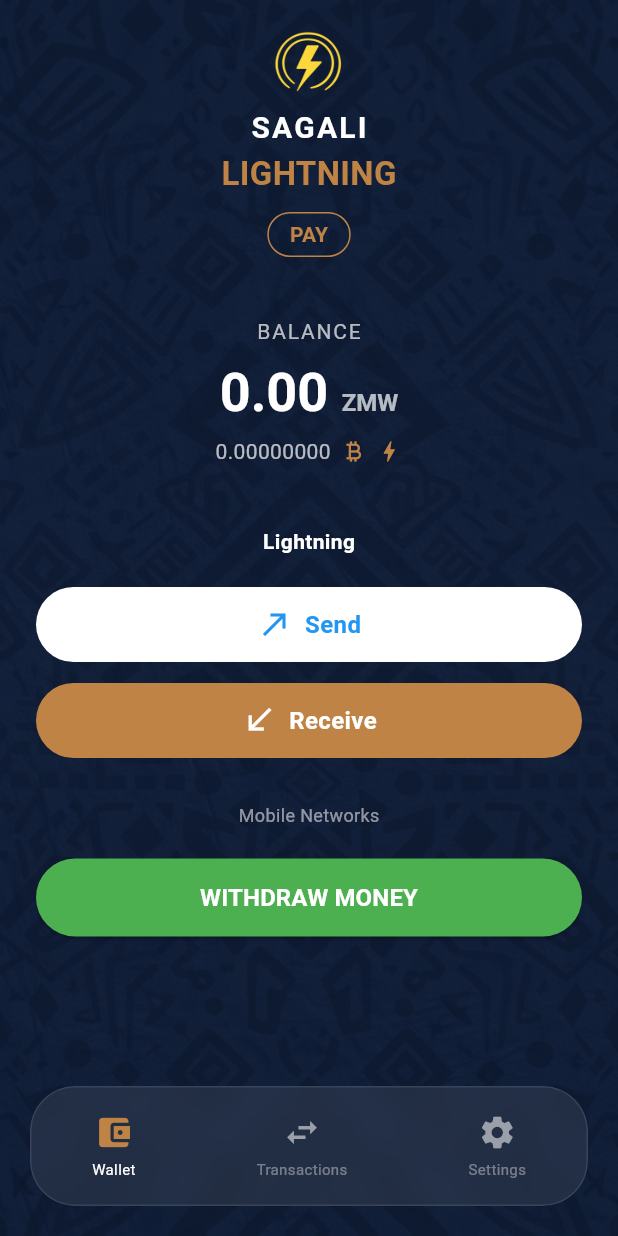
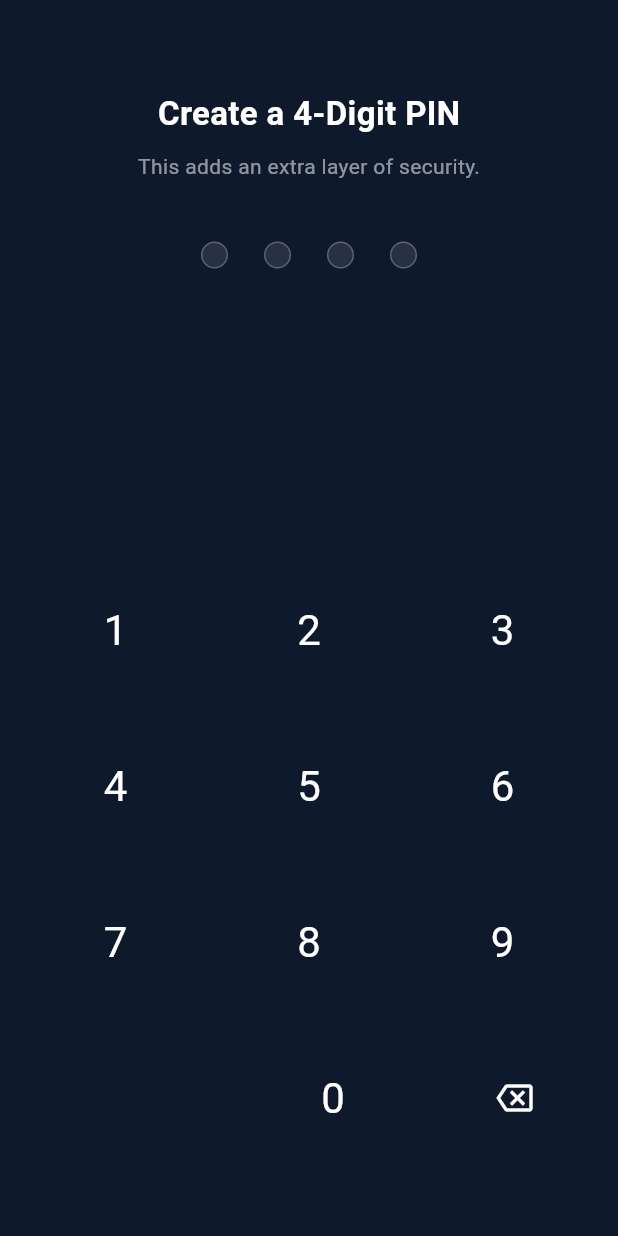
Before and after one commit to dolbenx/sagali_light, a Flutter app: the VerifyMnemonicScreen screen opened directly with empty values, after a tap on "FINISH SETUP", on a phone screen of 412 x 824 dp. Run offline on Flutter 3.47's test engine with Material 3 defaults, Android fonts, the phone set to English and light mode, and no system bars; our stand-ins replace flutter_secure_storage, font_awesome_flutter, local_auth, permission_handler, qr_flutter, share_plus; missing offline and left inert: bdk_flutter, qr_code_scanner_plus; accounts and stored records are empty; statements that could not run were skipped.

Commit message:
setup pin done

```diff
--- /dev/null
+++ b/lib/screens/auth/pin_setup_screen.dart
@@ -0,0 +1,139 @@
+import 'package:flutter/material.dart';
+import '../../services/wallet_service.dart';
+import '../dashboard/dashboard_screen.dart';
+
+class PinSetupScreen extends StatefulWidget {
+  const PinSetupScreen({super.key});
+
+  @override
+  State<PinSetupScreen> createState() => _PinSetupScreenState();
+}
+
+class _PinSetupScreenState extends State<PinSetupScreen> {
+  String _firstPin = "";
+  String _confirmPin = "";
+  bool _isConfirming = false;
+
+  void _handlePress(String char) {
+    setState(() {
+      if (!_isConfirming) {
+        if (_firstPin.length < 4) _firstPin += char;
+        if (_firstPin.length == 4) _isConfirming = true;
+      } else {
+        if (_confirmPin.length < 4) _confirmPin += char;
+        if (_confirmPin.length == 4) _finalizePin();
+      }
+    });
+  }
+
+  void _finalizePin() async {
+    if (_firstPin == _confirmPin) {
+      await WalletService().setPin(_confirmPin);
+      if (!mounted) return;
+
+      // Move to Dashboard once secured
+      Navigator.pushAndRemoveUntil(
+        context,
+        MaterialPageRoute(builder: (_) => const DashboardScreen()),
+        (route) => false,
+      );
+    } else {
+      // Reset if they don't match
+      ScaffoldMessenger.of(context).showSnackBar(
+        const SnackBar(content: Text("PINs do not match. Try again.")),
+      );
+      setState(() {
+        _firstPin = "";
+        _confirmPin = "";
+        _isConfirming = false;
+      });
+    }
+  }
+
+  @override
+  Widget build(BuildContext context) {
+    String currentDisplay = _isConfirming ? _confirmPin : _firstPin;
+
+    return Scaffold(
+      backgroundColor: const Color(0xFF0E1A2B),
+      body: SafeArea(
+        child: Column(
+          children: [
+            const SizedBox(height: 60),
+            Text(
+              _isConfirming ? "Confirm your PIN" : "Create a 4-Digit PIN",
+              style: const TextStyle(color: Colors.white, fontSize: 22, fontWeight: FontWeight.bold),
+            ),
+            const SizedBox(height: 10),
+            const Text("This adds an extra layer of security.", style: TextStyle(color: Colors.white54)),
+            const SizedBox(height: 40),
+
+            // PIN Dots
+            Row(
+              mainAxisAlignment: MainAxisAlignment.center,
+              children: List.generate(4, (i) => Container(
+                margin: const EdgeInsets.symmetric(horizontal: 12),
+                width: 18, height: 18,
+                decoration: BoxDecoration(
+                  shape: BoxShape.circle,
+                  color: i < currentDisplay.length ? const Color(0xFFBE8345) : Colors.white10,
+                  border: Border.all(color: Colors.white24),
+                ),
+              )),
+            ),
+
+            const Spacer(),
+            _buildKeypad(),
+            const SizedBox(height: 40),
+          ],
+        ),
+      ),
+    );
+  }
+
+  Widget _buildKeypad() {
+    return Column(
+      children: [
+        for (var row in [["1", "2", "3"], ["4", "5", "6"], ["7", "8", "9"]])
+          Row(
+            mainAxisAlignment: MainAxisAlignment.spaceEvenly,
+            children: row.map((n) => _keyButton(n)).toList(),
+          ),
+        Row(
+          mainAxisAlignment: MainAxisAlignment.spaceEvenly,
+          children: [
+            const SizedBox(width: 80), // Empty space
+            _keyButton("0"),
+            IconButton(
+              icon: const Icon(Icons.backspace_outlined, color: Colors.white),
+              onPressed: () {
+                setState(() {
+                  if (_isConfirming && _confirmPin.isNotEmpty) {
+                    _confirmPin = _confirmPin.substring(0, _confirmPin.length - 1);
+                  } else if (!_isConfirming && _firstPin.isNotEmpty) {
+                    _firstPin = _firstPin.substring(0, _firstPin.length - 1);
+                  }
+                });
+              },
+            ),
+          ],
+        ),
+      ],
+    );
+  }
+
+  Widget _keyButton(String label) {
+    return Padding(
+      padding: const EdgeInsets.all(12.0),
+      child: InkWell(
+        borderRadius: BorderRadius.circular(50),
+        onTap: () => _handlePress(label),
+        child: Container(
+          width: 80, height: 80,
+          alignment: Alignment.center,
+          child: Text(label, style: const TextStyle(color: Colors.white, fontSize: 28)),
+        ),
+      ),
+    );
+  }
+}
--- a/lib/screens/auth/recover_wallet_screen.dart
+++ b/lib/screens/auth/recover_wallet_screen.dart
@@ -1,6 +1,7 @@
 import 'package:flutter/material.dart';
 import '../../services/wallet_service.dart';
 import '../dashboard/dashboard_screen.dart';
+import 'pin_setup_screen.dart';
 
 class RecoverWalletScreen extends StatefulWidget {
   const RecoverWalletScreen({super.key});
@@ -33,10 +34,9 @@
 
       if (!mounted) return;
 
-      Navigator.pushAndRemoveUntil(
+      Navigator.pushReplacement(
         context,
-        MaterialPageRoute(builder: (_) => const DashboardScreen()),
-        (route) => false,
+        MaterialPageRoute(builder: (_) => const PinSetupScreen()),
       );
     } catch (e) {
       setState(() => _isLoading = false);
--- a/lib/screens/auth/verify_mnemonic_screen.dart
+++ b/lib/screens/auth/verify_mnemonic_screen.dart
@@ -2,6 +2,7 @@
 import 'dart:ui';
 import '../../services/wallet_service.dart';
 import '../dashboard/dashboard_screen.dart';
+import 'pin_setup_screen.dart';
 
 class VerifyMnemonicScreen extends StatefulWidget {
   final List<String> originalMnemonic;
@@ -39,10 +40,9 @@
       Navigator.pop(context);
 
       // 4. Navigate to Dashboard and clear stack
-      Navigator.pushAndRemoveUntil(
+      Navigator.pushReplacement(
         context,
-        MaterialPageRoute(builder: (context) => const DashboardScreen()),
-        (route) => false,
+        MaterialPageRoute(builder: (_) => const PinSetupScreen()),
       );
     } catch (e) {
       Navigator.pop(context); // Close loading
--- a/lib/services/wallet_service.dart
+++ b/lib/services/wallet_service.dart
@@ -11,6 +11,7 @@
   Wallet? _wallet;
   final _storage = const FlutterSecureStorage();
   final String _mnemonicKey = 'sagali_mnemonic_phrase';
+  final String _pinKey = "user_pin";
 
   Wallet? get wallet => _wallet;
 
@@ -84,6 +85,9 @@
     return addressInfo.address;
   }
 
+  Future<void> setPin(String pin) async {
+    await _storage.write(key: _pinKey, value: pin);
+  }
   /// LOGOUT: Deletes the stored key so the user has to re-enter words or create new
   Future<void> logout() async {
     await _storage.delete(key: _mnemonicKey);
--- a/pubspec.yaml
+++ b/pubspec.yaml
@@ -22,6 +22,7 @@
   bip39: ^1.0.6
   bdk_flutter: ^0.30.0
   flutter_secure_storage: ^9.0.0
+  local_auth: ^2.3.0
 
 dev_dependencies:
   flutter_test:
```
Also changed, not shown: lib/screens/auth/pin_screen.dart (+77 -107 lines), lib/screens/settings/settings_screen.dart (+63 -1 lines), pubspec.lock, 6 other files.
